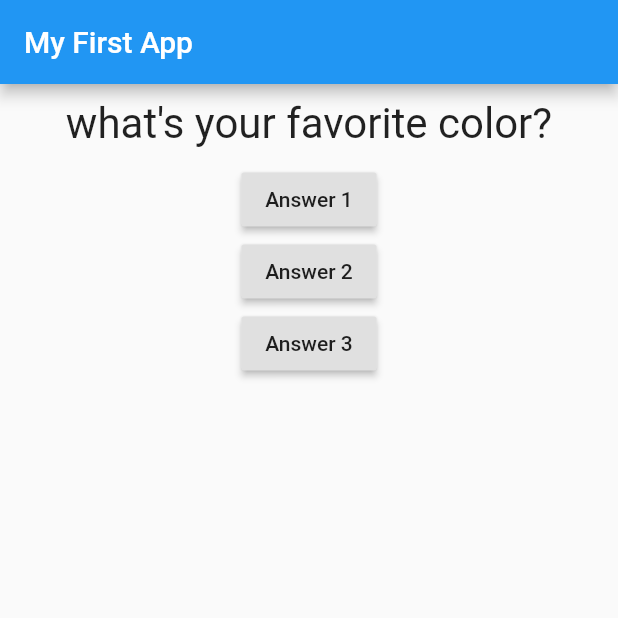
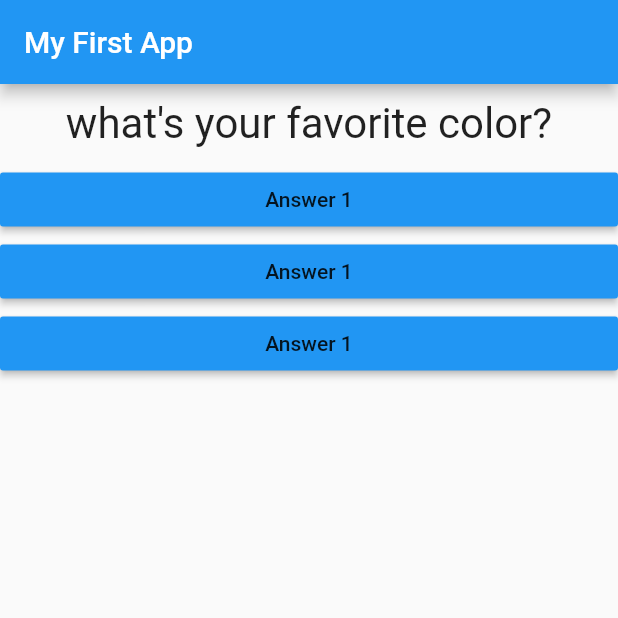
Before and after one commit to mostafaadawy/flutter_complete_guide, a Flutter app: the screen it shows after launch, on a phone screen of 412 x 824 dp, the top half of it. Run offline on Flutter 3.47's test engine with Material 2 defaults, Android fonts, the phone set to English and light mode, and no system bars.

```diff
--- /dev/null
+++ b/lib/answer.dart
@@ -0,0 +1,17 @@
+import 'package:flutter/material.dart';
+
+class Answer extends StatelessWidget {
+  final Function selectHandler ;
+  Answer(this.selectHandler);
+  @override
+  Widget build(BuildContext context) {
+    return Container(
+      width: double.infinity,
+      child:RaisedButton(
+        child: Text('Answer 1'),
+        color: Colors.blue,
+        onPressed: selectHandler,
+        ),
+    );
+  }
+}
--- a/lib/main.dart
+++ b/lib/main.dart
@@ -1,5 +1,6 @@
 import 'package:flutter/material.dart';
 import 'Question.dart';
+import 'answer.dart';
 void main ()=>runApp(MyApp());
 
 class MyApp extends StatefulWidget{
@@ -31,21 +32,9 @@ class _MyAppState extends State<MyApp>{
       ),
       body: Column(children: [
         Question(questions[_questionIndex]),
-        RaisedButton(
-          child: Text('Answer 1'),
-          onPressed: _answerQuestion,
-        ),
-        RaisedButton(
-          child: Text('Answer 2'),
-          onPressed: ()=>print('Anonoumous Function single line is called just in this place executed'),
-        ),
-        RaisedButton(
-          child: Text('Answer 3'),
-          onPressed: (){
-            //...
-            print('Anonymous Function multiline exectuted only here');
-          },
-        ),
+        Answer(_answerQuestion),
+        Answer(_answerQuestion),
+        Answer(_answerQuestion),
       ],),
     ),);
 
```
